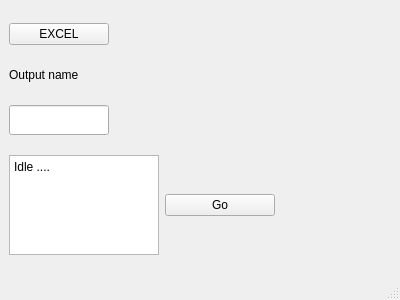
Above: Main.ui from j921109r/Excel2Word before the change. Below: the same form after it.
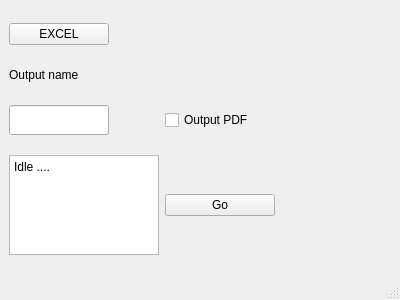
That is the form after the change.

What changed in the file:
```diff
--- a/Main.ui
+++ b/Main.ui
@@ -115,6 +115,13 @@
       </property>
      </widget>
     </item>
+    <item row="3" column="1">
+     <widget class="QCheckBox" name="checkBox_PDF">
+      <property name="text">
+       <string>Output PDF</string>
+      </property>
+     </widget>
+    </item>
    </layout>
   </widget>
   <widget class="QMenuBar" name="menubar">
```
